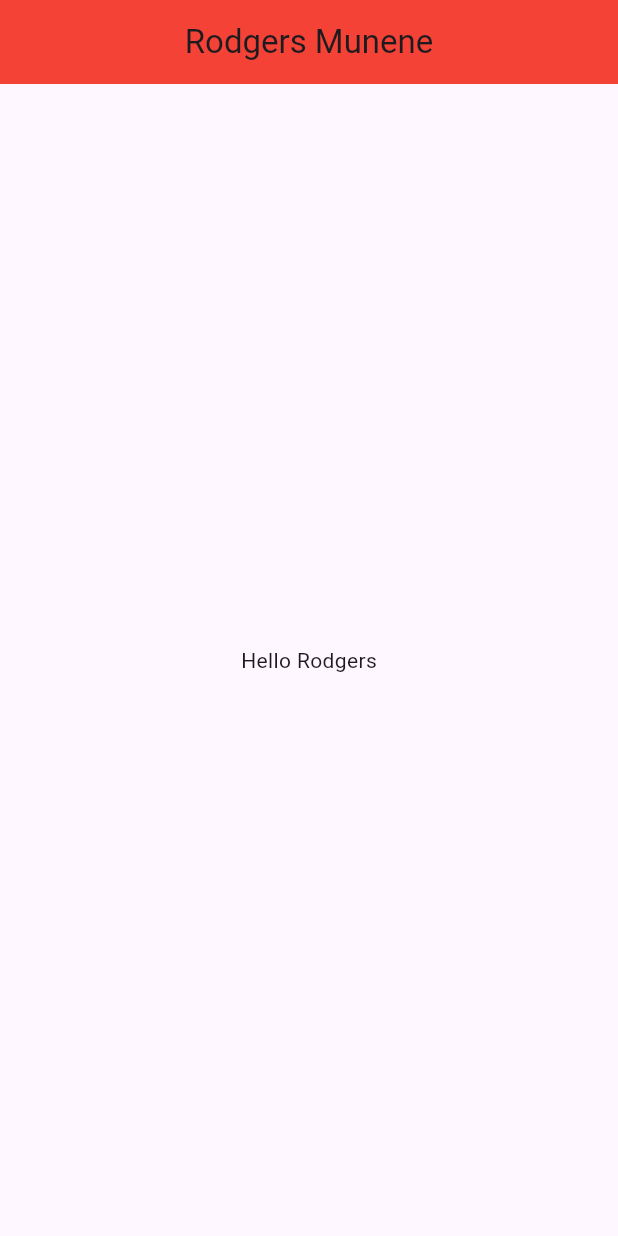
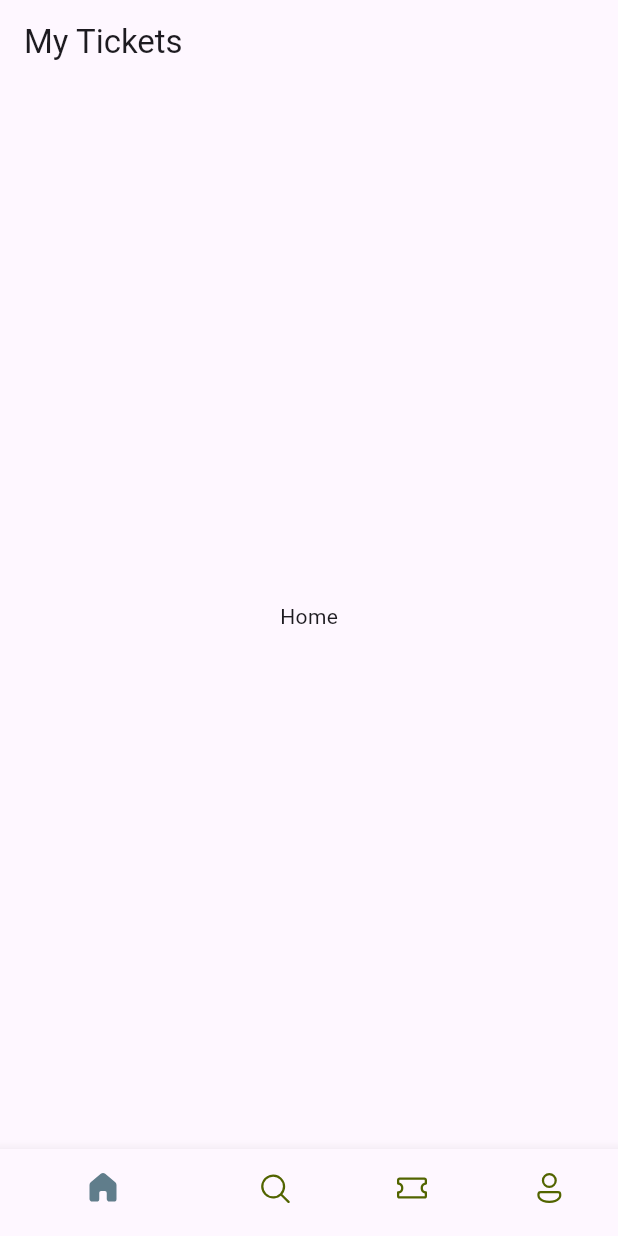
Before and after one commit to rodgers-munene/ticket_app, a Flutter app: the screen it shows after launch, on a phone screen of 412 x 824 dp. Run offline on Flutter 3.47's test engine with Material 3 defaults, Android fonts, the phone set to English and light mode, and no system bars; our stand-ins replace fluentui_icons.

Commit message:
learnt how to create bottom navigation bar

```diff
--- /dev/null
+++ b/lib/base/bottom_navbar.dart
@@ -0,0 +1,64 @@
+import 'package:fluentui_icons/fluentui_icons.dart';
+import 'package:flutter/material.dart';
+
+class BottomNavbar extends StatefulWidget {
+  const BottomNavbar({super.key});
+
+  @override
+  State<BottomNavbar> createState() => _BottomNavbarState();
+}
+
+class _BottomNavbarState extends State<BottomNavbar> {
+  final List<Widget> appScreens = [
+    const Center(child: Text("Home")),
+    const Center(child: Text("Search")),
+    const Center(child: Text("Tickets")),
+    const Center(child: Text("Profile")),
+  ];
+
+  // index state
+  int _selectedIndex = 0;
+
+  void _onItemTapped(int index) {
+    setState(() {
+      _selectedIndex = index;
+    });
+  }
+
+  @override
+  Widget build(BuildContext context) {
+    return Scaffold(
+      appBar: AppBar(title: const Text("My Tickets")),
+      body: appScreens[_selectedIndex],
+      bottomNavigationBar: BottomNavigationBar(
+        currentIndex: _selectedIndex,
+        onTap: _onItemTapped,
+        selectedItemColor: Colors.blueGrey,
+        unselectedItemColor: const Color(0xFF526400),
+        showSelectedLabels: false,
+        items: [
+          BottomNavigationBarItem(
+            icon: Icon(FluentSystemIcons.ic_fluent_home_regular),
+            activeIcon: Icon(FluentSystemIcons.ic_fluent_home_filled),
+            label: "Home",
+          ),
+          BottomNavigationBarItem(
+            icon: Icon(FluentSystemIcons.ic_fluent_search_regular),
+            activeIcon: Icon(FluentSystemIcons.ic_fluent_search_filled),
+            label: "Search",
+          ),
+          BottomNavigationBarItem(
+            icon: Icon(FluentSystemIcons.ic_fluent_ticket_regular),
+            activeIcon: Icon(FluentSystemIcons.ic_fluent_ticket_filled),
+            label: "Tickets",
+          ),
+          BottomNavigationBarItem(
+            icon: Icon(FluentSystemIcons.ic_fluent_person_regular),
+            activeIcon: Icon(FluentSystemIcons.ic_fluent_person_filled),
+            label: "Profile",
+          ),
+        ],
+      ),
+    );
+  }
+}
--- a/lib/main.dart
+++ b/lib/main.dart
@@ -1,4 +1,5 @@
 import 'package:flutter/material.dart';
+import 'package:ticket_app/base/bottom_navbar.dart';
 
 void main() {
   runApp(const MyApp());
@@ -10,17 +11,11 @@ class MyApp extends StatelessWidget {
   @override
   Widget build(BuildContext context) {
     return MaterialApp(
-      title: 'Flutter Demo',
+      title: 'Ticket App',
       theme: ThemeData(
         colorScheme: ColorScheme.fromSeed(seedColor: Colors.deepPurple),
       ),
-      home: Scaffold(
-        appBar: AppBar(
-          backgroundColor: Colors.red,
-          title: const Center(child: Text("Rodgers Munene")),
-        ),
-        body: const Center(child: Text("Hello Rodgers")),
-      ),
+      home: BottomNavbar(),
     );
   }
 }
--- a/pubspec.yaml
+++ b/pubspec.yaml
@@ -12,6 +12,7 @@ dependencies:
     sdk: flutter
 
   cupertino_icons: ^1.0.8
+  fluentui_icons: ^1.0.0
 
 dev_dependencies:
   flutter_test:
```
Also changed, not shown: pubspec.lock.
